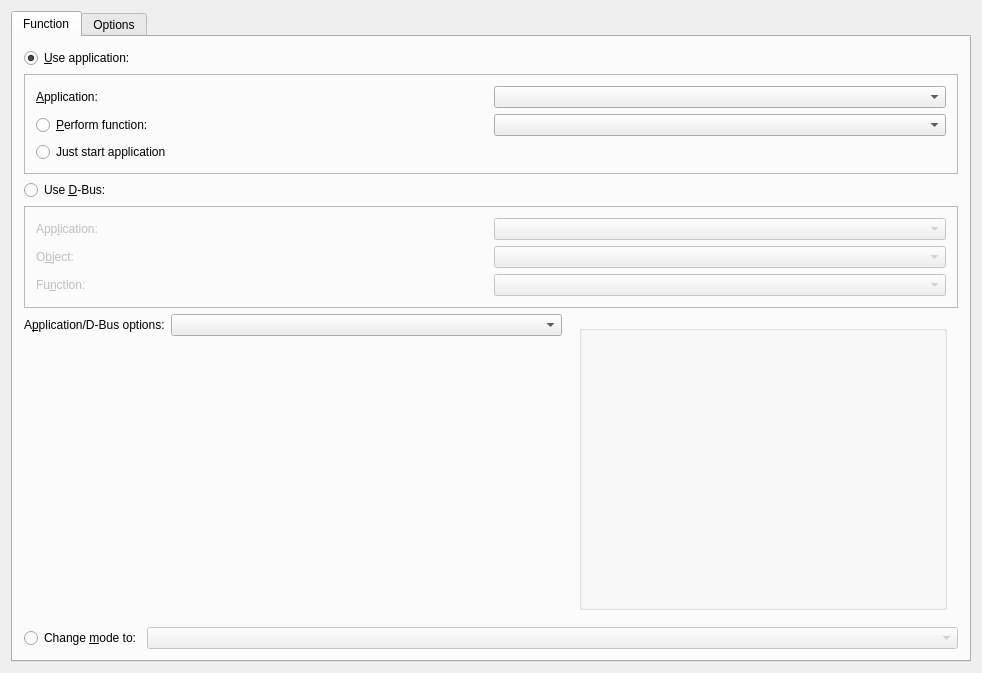
KDE/kremotecontrol, file kcmlirc/editactionbase.ui: the form before one commit.
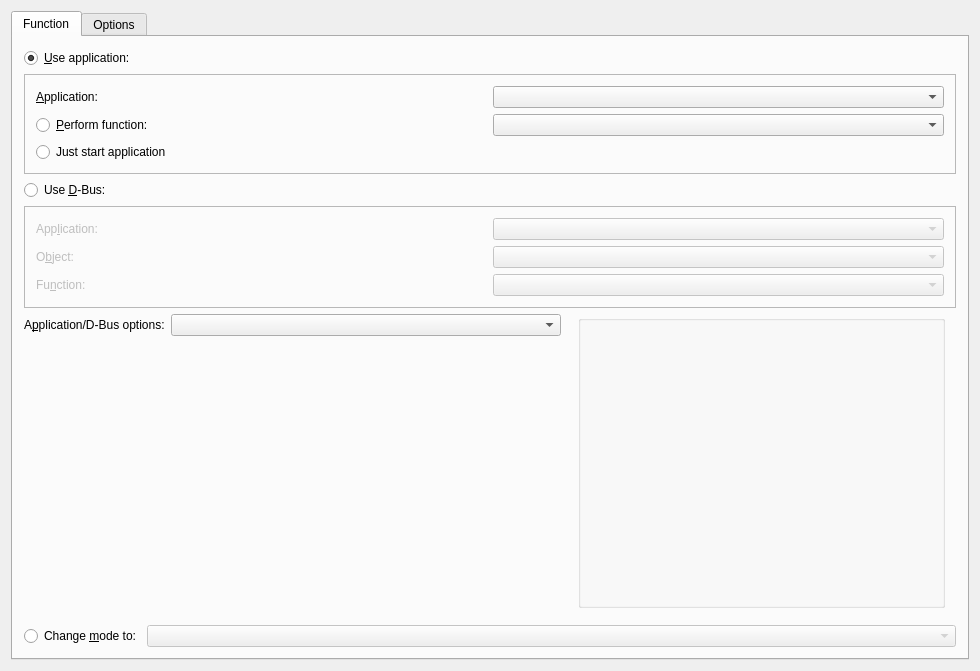
The form after the commit. The open tabs and pages were chosen to show the change. Custom widgets are drawn as their Qt base class.

```diff
--- a/kcmlirc/editactionbase.ui
+++ b/kcmlirc/editactionbase.ui
@@ -5,8 +5,8 @@
    <rect>
     <x>0</x>
     <y>0</y>
-    <width>982</width>
-    <height>673</height>
+    <width>980</width>
+    <height>671</height>
    </rect>
   </property>
   <property name="windowTitle" >
@@ -212,14 +212,23 @@
          </item>
          <item rowspan="2" row="0" column="2" >
           <widget class="QStackedWidget" name="theValue" >
+           <property name="enabled" >
+            <bool>true</bool>
+           </property>
            <property name="lineWidth" >
-            <number>1</number>
+            <number>0</number>
            </property>
            <property name="currentIndex" >
             <number>1</number>
            </property>
            <widget class="QWidget" name="valuesPage1" >
+            <property name="enabled" >
+             <bool>true</bool>
+            </property>
             <layout class="QVBoxLayout" name="verticalLayout" >
+             <property name="topMargin" >
+              <number>1</number>
+             </property>
              <item>
               <widget class="KEditListBox" name="theValueEditListBox" >
                <property name="sizePolicy" >
```
Left out of the diff: 11 changed lines with no effect on the pictures.
